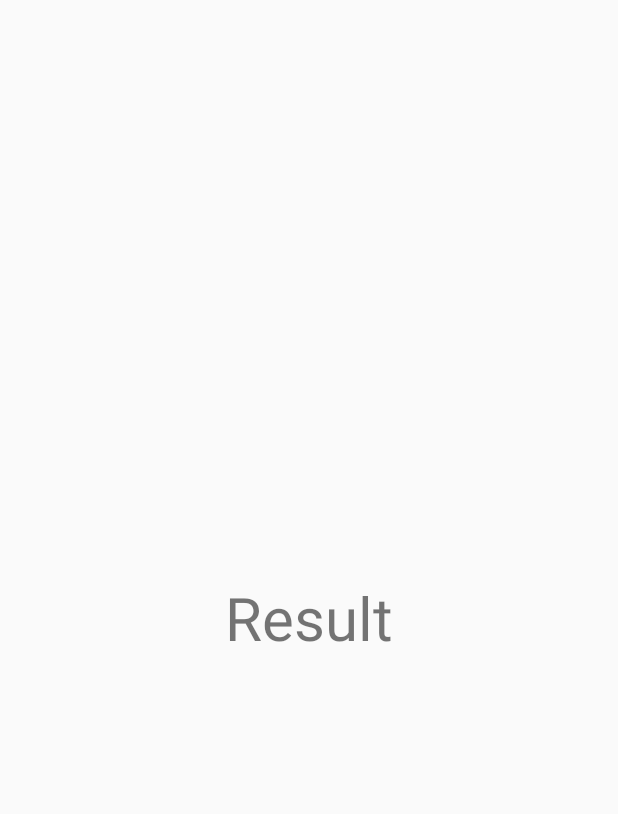
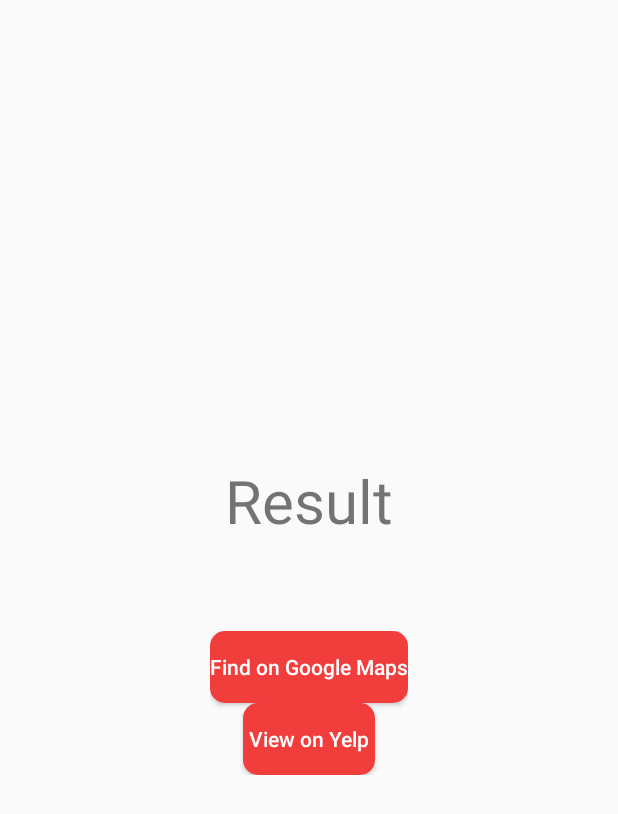
Before and after one commit to jpachev/cs356-pickaplace, an Android app: the layout final_result.xml on its own in the app's theme, with its tools: preview values and no code run, on a phone screen of 412 x 824 dp. Shown: the top 814 px of the screen. Run offline under Robolectric (Android 15) with nearby library versions, the phone set to English and light mode, and no system bars.

Commit message:
Added buttons and got functionality to work

```diff
--- /dev/null
+++ b/PickAPlace/app/src/main/java/Model/Coordinates.java
@@ -0,0 +1,6 @@
+package Model;
+
+public class Coordinates {
+    public float latitude;
+    public float longitude;
+}
--- a/PickAPlace/app/src/main/res/layout/final_result.xml
+++ b/PickAPlace/app/src/main/res/layout/final_result.xml
@@ -12,6 +12,32 @@
         android:textAlignment="center"
         android:textSize="40sp"
         android:text="Result" />
+    <LinearLayout
+        android:layout_width="wrap_content"
+        android:layout_height="wrap_content"
+        android:orientation="vertical"
+        android:layout_gravity="center"
+        android:gravity="center"
+        android:layout_marginTop="60dp">
+        <Button
+            android:id="@+id/final_button"
+            android:layout_width="wrap_content"
+            android:layout_height="wrap_content"
+            android:background="@drawable/button"
+            android:text="Find on Google Maps"
+            android:textSize="14sp"
+            android:textAllCaps="false"
+            android:textColor="#FFFFFF" />
+        <Button
+            android:id="@+id/yelp_button"
+            android:layout_width="wrap_content"
+            android:layout_height="wrap_content"
+            android:background="@drawable/button"
+            android:text="View on Yelp"
+            android:textSize="14sp"
+            android:textAllCaps="false"
+            android:textColor="#FFFFFF" />
+    </LinearLayout>
 
 
 </LinearLayout>
```
Also changed, not shown: PickAPlace/app/src/main/java/Model/Business.java (+9 -0 lines), PickAPlace/app/src/main/java/com/example/pickaplace/MainActivity.java (+61 -1 lines).
